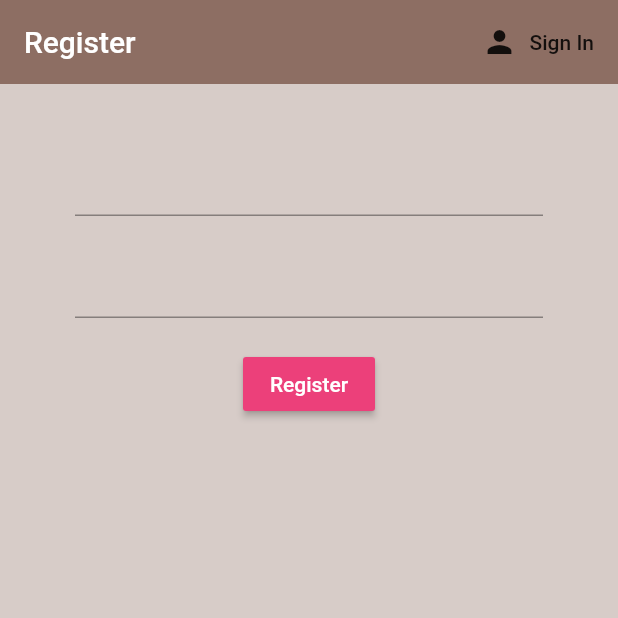
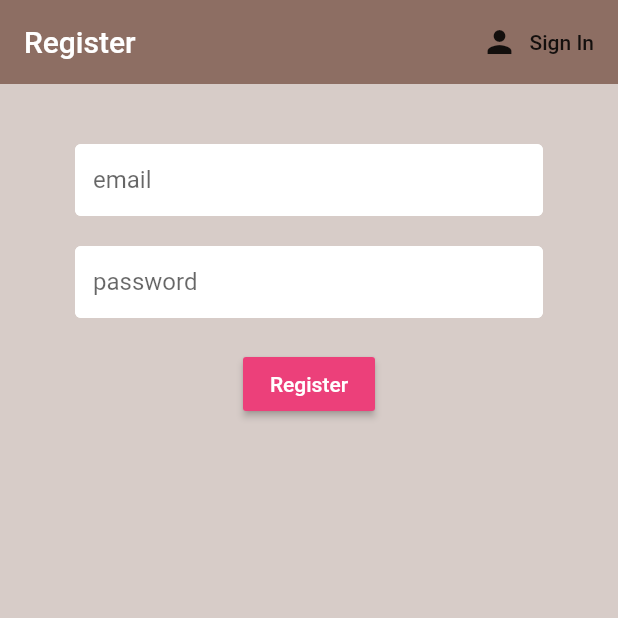
Before and after one commit to sauravsb99/Quaestio, a Flutter app: the screen it shows after launch, after a tap on "Sign In", after a tap on "Register", on a phone screen of 412 x 824 dp, the top half of it. Run offline on Flutter 3.47's test engine with Material 2 defaults, Android fonts, the phone set to English and light mode, and no system bars; our stand-ins replace firebase_auth, flutter_spinkit; accounts and stored records are empty.

Commit message:
Login Signup

```diff
--- a/queastio/lib/screens/authenticate/register.dart
+++ b/queastio/lib/screens/authenticate/register.dart
@@ -1,5 +1,8 @@
 import 'package:queastio/services/auth.dart';
+import 'package:queastio/shared/constants.dart';
+import 'package:queastio/shared/loading.dart';
 import 'package:flutter/material.dart';
+
 class Register extends StatefulWidget {
 
   final Function toggleView;
@@ -14,6 +17,7 @@ class _RegisterState extends State<Register> {
   final AuthService _auth = AuthService();
   final _formKey = GlobalKey<FormState>();
   String error = '';
+  bool loading = false;
 
   // text field state
   String email = '';
@@ -21,7 +25,7 @@ class _RegisterState extends State<Register> {
 
   @override
   Widget build(BuildContext context) {
-    return Scaffold(
+    return loading ? Loading() : Scaffold(
       backgroundColor: Colors.brown[100],
       appBar: AppBar(
         backgroundColor: Colors.brown[400],
@@ -43,6 +47,7 @@ class _RegisterState extends State<Register> {
             children: <Widget>[
               SizedBox(height: 20.0),
               TextFormField(
+                decoration: textInputDecoration.copyWith(hintText: 'email'),
                 validator: (val) => val.isEmpty ? 'Enter an email' : null,
                 onChanged: (val) {
                   setState(() => email = val);
@@ -50,6 +55,7 @@ class _RegisterState extends State<Register> {
               ),
               SizedBox(height: 20.0),
               TextFormField(
+                decoration: textInputDecoration.copyWith(hintText: 'password'),
                 obscureText: true,
                 validator: (val) => val.length < 6 ? 'Enter a password 6+ chars long' : null,
                 onChanged: (val) {
@@ -65,9 +71,11 @@ class _RegisterState extends State<Register> {
                 ),
                 onPressed: () async {
                   if(_formKey.currentState.validate()){
+                    setState(() => loading = true);
                     dynamic result = await _auth.registerWithEmailAndPassword(email, password);
                     if(result == null) {
                       setState(() {
+                        loading = false;
                         error = 'Please supply a valid email';
                       });
                     }
--- a/queastio/lib/screens/authenticate/sign_in.dart
+++ b/queastio/lib/screens/authenticate/sign_in.dart
@@ -1,5 +1,8 @@
 import 'package:queastio/services/auth.dart';
+import 'package:queastio/shared/constants.dart';
+import 'package:queastio/shared/loading.dart';
 import 'package:flutter/material.dart';
+
 class SignIn extends StatefulWidget {
 
   final Function toggleView;
@@ -14,6 +17,7 @@ class _SignInState extends State<SignIn> {
   final AuthService _auth = AuthService();
   final _formKey = GlobalKey<FormState>();
   String error = '';
+  bool loading = false;
 
   // text field state
   String email = '';
@@ -21,12 +25,12 @@ class _SignInState extends State<SignIn> {
 
   @override
   Widget build(BuildContext context) {
-    return Scaffold(
+    return loading ? Loading() : Scaffold(
       backgroundColor: Colors.brown[100],
       appBar: AppBar(
         backgroundColor: Colors.brown[400],
         elevation: 0.0,
-        title: Text('Sign in to Brew Crew'),
+        title: Text('Sign In'),
         actions: <Widget>[
           FlatButton.icon(
             icon: Icon(Icons.person),
@@ -43,6 +47,7 @@ class _SignInState extends State<SignIn> {
             children: <Widget>[
               SizedBox(height: 20.0),
               TextFormField(
+                decoration: textInputDecoration.copyWith(hintText: 'email'),
                 validator: (val) => val.isEmpty ? 'Enter an email' : null,
                 onChanged: (val) {
                   setState(() => email = val);
@@ -51,6 +56,7 @@ class _SignInState extends State<SignIn> {
               SizedBox(height: 20.0),
               TextFormField(
                 obscureText: true,
+                decoration: textInputDecoration.copyWith(hintText: 'password'),
                 validator: (val) => val.length < 6 ? 'Enter a password 6+ chars long' : null,
                 onChanged: (val) {
                   setState(() => password = val);
@@ -65,9 +71,11 @@ class _SignInState extends State<SignIn> {
                 ),
                 onPressed: () async {
                   if(_formKey.currentState.validate()){
+                    setState(() => loading = true);
                     dynamic result = await _auth.signInWithEmailAndPassword(email, password);
                     if(result == null) {
                       setState(() {
+                        loading = false;
                         error = 'Could not sign in with those credentials';
                       });
                     }
--- /dev/null
+++ b/queastio/lib/shared/constants.dart
@@ -0,0 +1,13 @@
+import 'package:flutter/material.dart';
+
+const textInputDecoration = InputDecoration(
+  fillColor: Colors.white,
+  filled: true,
+  contentPadding: EdgeInsets.all(12.0),
+  enabledBorder: OutlineInputBorder(
+    borderSide: BorderSide(color: Colors.white, width: 2.0),
+  ),
+  focusedBorder: OutlineInputBorder(
+    borderSide: BorderSide(color: Colors.pink, width: 2.0),
+  ),
+);
--- a/queastio/pubspec.yaml
+++ b/queastio/pubspec.yaml
@@ -26,6 +26,7 @@ dependencies:
   firebase_auth: ^0.16.0
   cloud_firestore: ^0.13.5
   provider: ^4.0.5+1
+  flutter_spinkit: "^4.1.2"
 
 dev_dependencies:
   flutter_test:
```
Also changed, not shown: queastio/lib/shared/loading.dart (added, +17 -0 lines).
